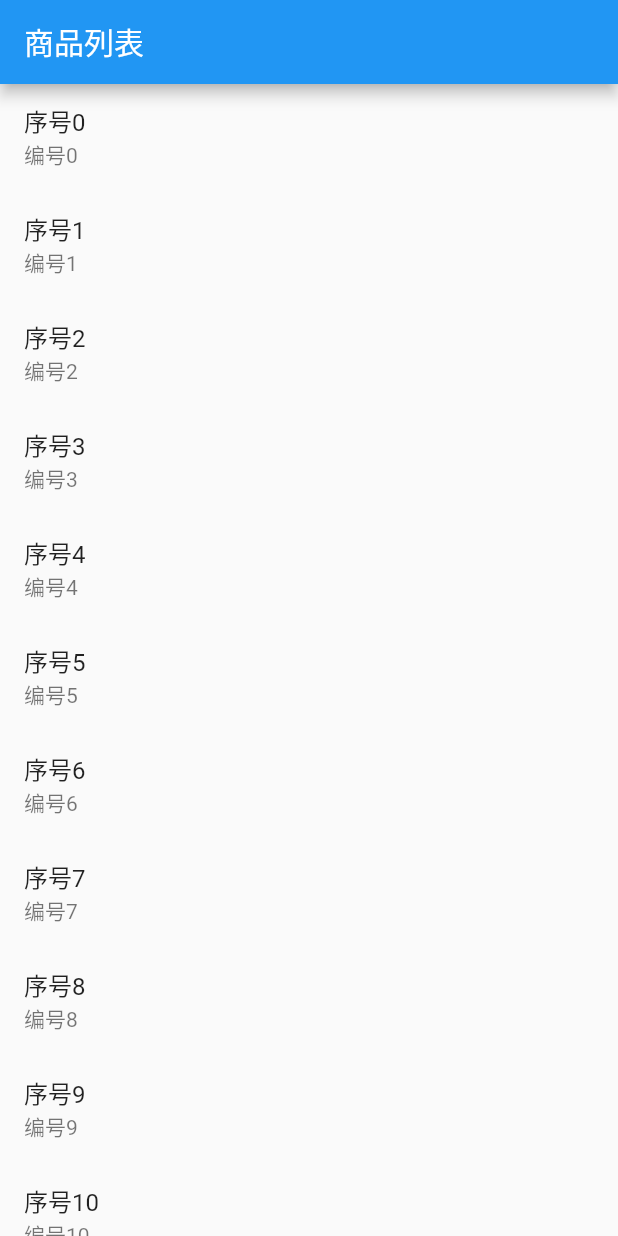
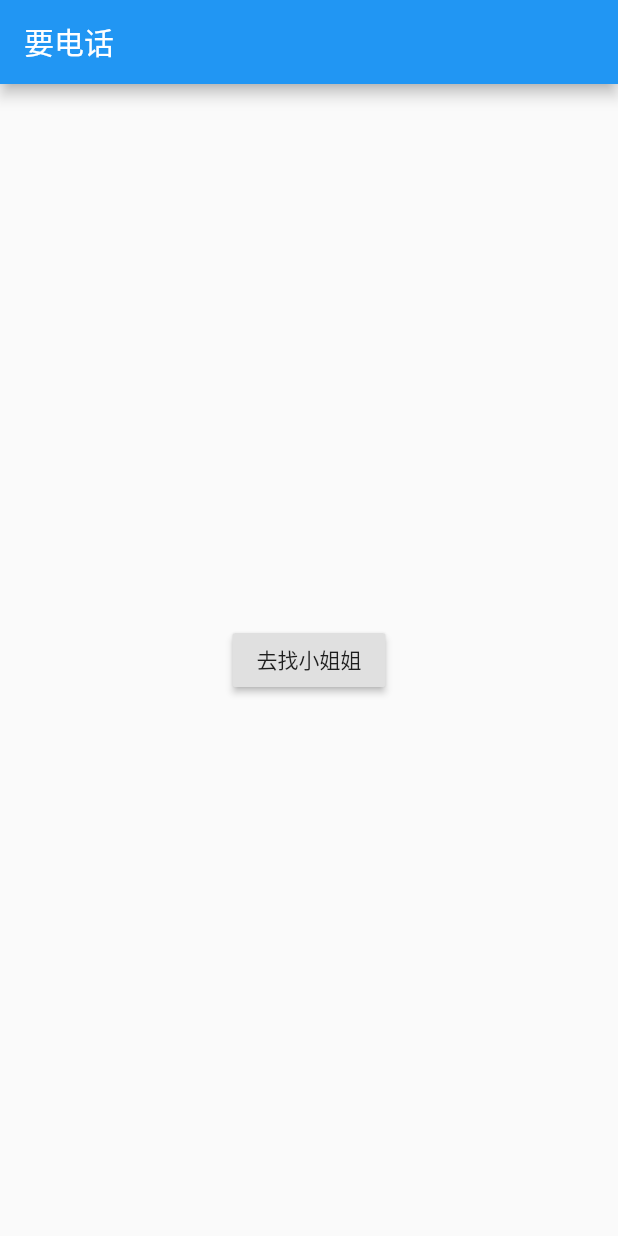
Before and after one commit to hGhostD/flutterLearn, a Flutter app: the screen it shows after launch, on a phone screen of 412 x 824 dp. Run offline on Flutter 3.47's test engine with Material 2 defaults, Android fonts, the phone set to English and light mode, and no system bars.

Commit message:
学习 pop 回传值

```diff
--- a/flutter_learn/lib/main.dart
+++ b/flutter_learn/lib/main.dart
@@ -1,65 +1,70 @@
 import 'package:flutter/material.dart';
 
-class Product {
-  final String title;
-  final String description;
-  Product(this.title, this.description);
-}
-
-void main() {
+void main(){
   runApp(MaterialApp(
-    title: '导航的传输数据与接收',
-    home: ProductList(
-      products: List.generate(
-        20,
-        (i)=>Product('序号$i', '编号$i'),
-    )
-    ),
+    title: "页面跳转返回数据",
+    home: FirstPage(),
   ));
 }
 
-class ProductList extends StatelessWidget {
-  final List<Product> products;
-  ProductList({Key key,@required this.products}):super(key:key);
-
+class FirstPage extends StatelessWidget {
   @override
   Widget build(BuildContext context) {
-    return Container(
-      child: Scaffold(
-        appBar: AppBar(title: Text('商品列表'),),
-        body: ListView.builder(
-          itemCount: products.length,
-          itemBuilder: (context, index){
-            return ListTile(
-              title: Text(products[index].title),
-              subtitle: Text(products[index].description),
-              onTap: (){
-                Navigator.push(
-                  context,
-                  MaterialPageRoute(
-                    builder: (context)=>ProductDetail(products: products[index])
-                  )
-                );
-              },
-            );
-          },
-        ),
+    return Scaffold(
+      appBar: AppBar(title: Text("要电话"),),
+      body: Center(
+        child: RouteButton(),
       ),
     );
   }
 }
 
-class ProductDetail extends StatelessWidget {
-  final Product products;
-  ProductDetail({Key key,@required this.products}):super(key:key);
-
+class RouteButton extends StatelessWidget {
   @override
   Widget build(BuildContext context) {
+    return RaisedButton(
+      onPressed: (){
+        _naviagateToXiaoJieJie(context);
+      },
+      child: Text('去找小姐姐'),
+    );
+  }
+
+  _naviagateToXiaoJieJie(BuildContext context) async{
+    final result = await Navigator.push(
+        context,
+        MaterialPageRoute(builder: (context)=>XiaoJieJie())
+    );
+
+    Scaffold.of(context).showSnackBar(SnackBar(content: Text('$result')));
+  }
+}
+
+class XiaoJieJie extends StatelessWidget {
+  @override
+  Widget build(BuildContext context) {
+    // TODO: implement build
     return Scaffold(
-      appBar: AppBar(title: Text('${products.title}'),),
+      appBar: AppBar(
+        title: Text('我是小姐姐'),
+      ),
       body: Center(
-        child: Text('${products.description}'),
-      ),
+        child: Column(
+          children: <Widget>[
+            RaisedButton(
+              child: Text('大长腿小姐姐'),
+              onPressed: (){
+                Navigator.pop(context, '大长腿小姐姐：编号1');
+              },
+            ),
+            RaisedButton(
+              child: Text('小蛮腰小姐姐'),
+              onPressed: (){
+                Navigator.pop(context, '小蛮腰小姐姐：编号2');
+              },
+            ),
+          ],
+      ),)
     );
   }
 }
```
Also changed, not shown: 1 other file.
